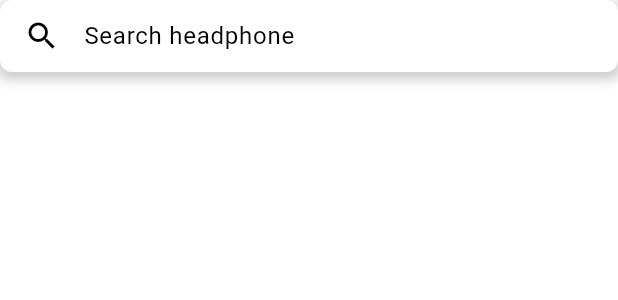
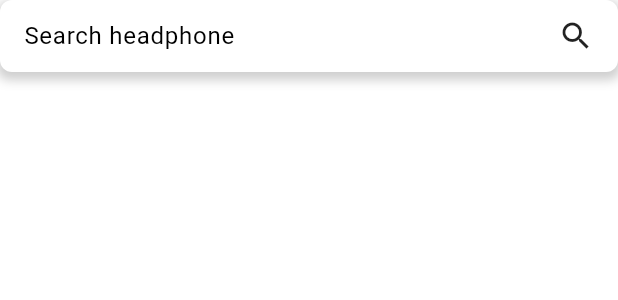
Before and after one commit to KhuongKayyyyy/audio_eccomerce_app, a Flutter app: the SearchBarCustom widget shown alone on an empty page, opened directly, on a phone screen of 412 x 824 dp. Shown: the top 300 px of the screen. Run offline on Flutter 3.47's test engine with Material 3 defaults, Android fonts, the phone set to English and light mode, and no system bars; our stand-ins replace cached_network_image; network calls fail.

Commit message:
search functions - minor addition

```diff
--- a/lib/Components/search_bar_custom.dart
+++ b/lib/Components/search_bar_custom.dart
@@ -1,10 +1,13 @@
 import 'package:flutter/material.dart';
+import '../Views/explore_product.dart';
 
 class SearchBarCustom extends StatelessWidget {
+  final TextEditingController _searchController = TextEditingController();
+
   @override
   Widget build(BuildContext context) {
     return Container(
-      padding: EdgeInsets.symmetric(horizontal: 16),
+      padding: const EdgeInsets.symmetric(horizontal: 16),
       decoration: BoxDecoration(
         color: Colors.white,
         borderRadius: BorderRadius.circular(8),
@@ -13,16 +16,37 @@ class SearchBarCustom extends StatelessWidget {
             color: Colors.grey.withOpacity(0.5),
             spreadRadius: 2,
             blurRadius: 5,
-            offset: Offset(0, 3),
+            offset: const Offset(0, 3),
           ),
         ],
       ),
-      child: const TextField(
-        decoration: InputDecoration(
-          icon: Icon(Icons.search),
-          hintText: 'Search headphone',
-          border: InputBorder.none,
-        ),
+      child: Row(
+        children: [
+          Expanded(
+            child: TextField(
+              controller: _searchController,
+              decoration: const InputDecoration(
+                hintText: 'Search headphone',
+                border: InputBorder.none,
+              ),
+            ),
+          ),
+          GestureDetector(
+            onTap: () {
+              String searchText = _searchController.text;
+              Navigator.push(
+                context,
+                MaterialPageRoute(
+                  builder: (context) => ExploreProduct(
+                    type: 'search',
+                    searchContent: searchText,
+                  ),
+                ),
+              );
+            },
+            child: const Icon(Icons.search),
+          ),
+        ],
       ),
     );
   }
--- a/lib/Views/search.dart
+++ b/lib/Views/search.dart
@@ -41,8 +41,8 @@ class Search extends StatelessWidget{
                 fontSize: 17
               ),
             ),
-            SearchItem(seachedItem: "SONY WH-1000XM5"),
-            SearchItem(seachedItem: "APPLE AIRPODS MAX"),
+            SearchItem(searchedItem: "SONY WH-1000XM5"),
+            SearchItem(searchedItem: "APPLE AIRPODS MAX"),
             const SizedBox(height: 20,),
             const Text(
               "Popular Product",
```
Also changed, not shown: lib/Components/search_item.dart (+5 -5 lines), lib/Components/search_result_item.dart (+7 -1 lines).
